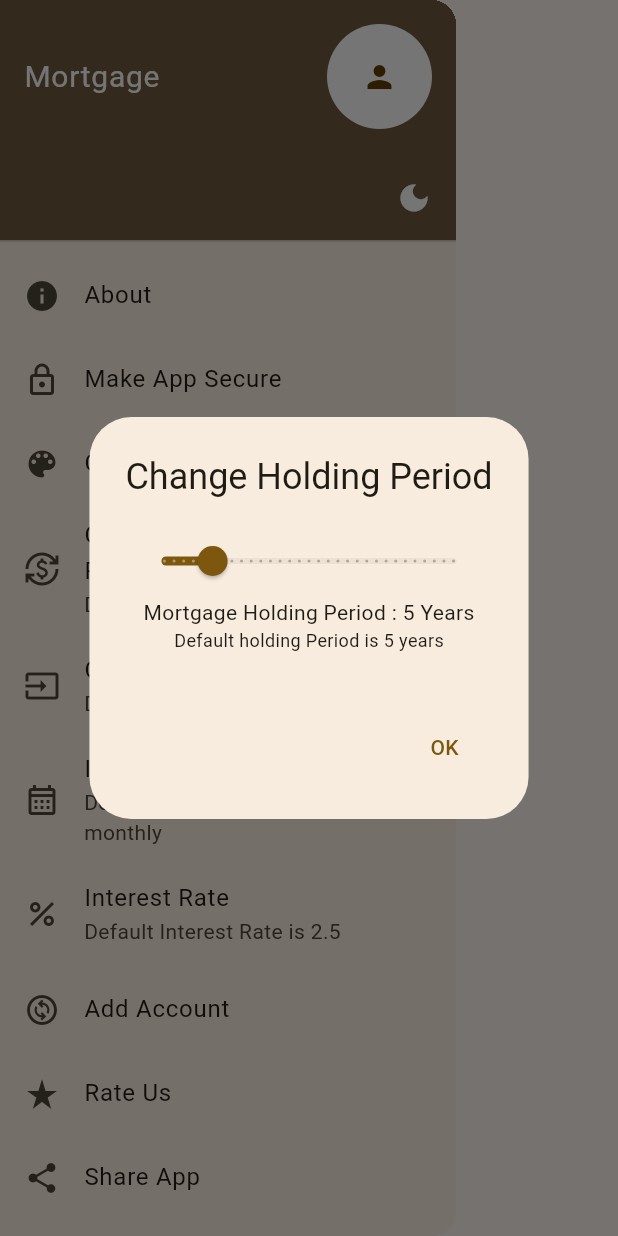
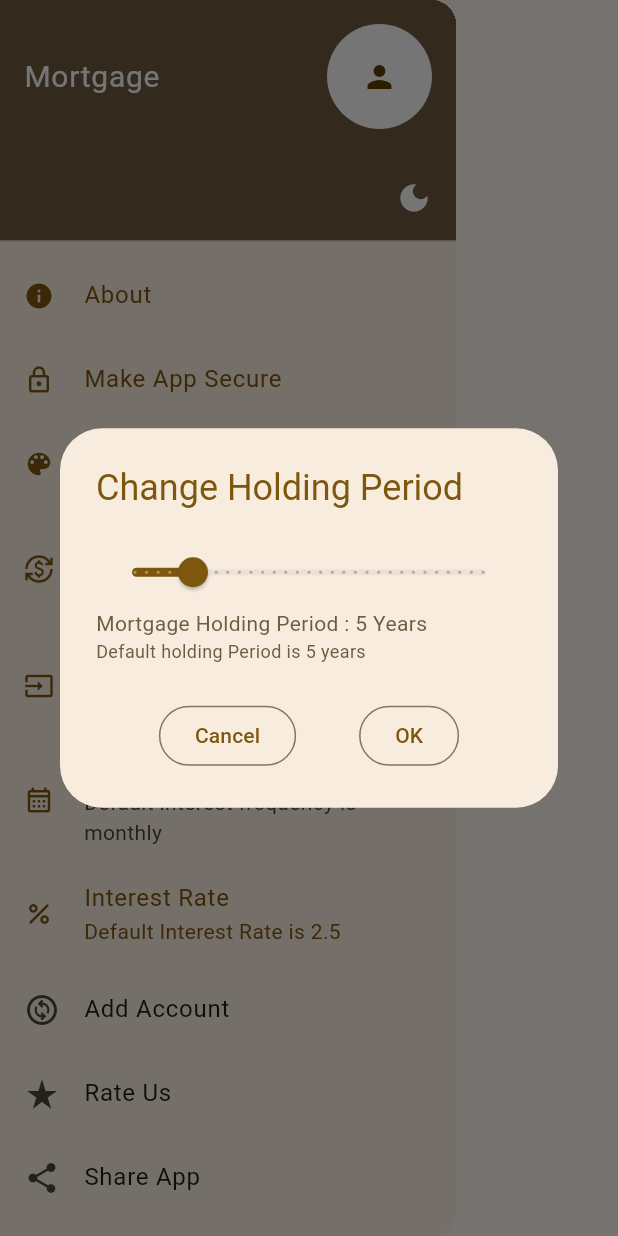
Before and after one commit to kumsumit/loanx, a Flutter app: the MyDrawer widget shown alone on an empty page, opened directly, after a tap on "Change Mortgage Holding Period", on a phone screen of 412 x 824 dp. Run offline on Flutter 3.47's test engine with Material 3 defaults, Android fonts, the phone set to English and light mode, and no system bars; our stand-ins replace auto_size_text, flutter_hooks, flutter_native_splash, flutter_secure_storage, flutter_typeahead, google_sign_in and 7 more; missing offline and left inert: encrypt, flutter_color_picker_plus, googleapis, workmanager; accounts and stored records are empty; generated files the repository leaves out were written again; network calls fail; statements that could not run were skipped.

Commit message:
Moving from Alert Dialog to custom Dialog

```diff
--- a/lib/screens/drawer.dart
+++ b/lib/screens/drawer.dart
@@ -13,6 +13,7 @@ import 'package:mortgage/widget/bullet.dart';
 import 'package:mortgage/widget/loading_overlay.dart';
 import 'package:mortgage/widget/snackbar.dart';
 import 'package:mortgage/widget/styled_dropdown.dart';
+import 'package:mortgage/widget/styled_text.dart';
 import 'package:share_plus/share_plus.dart';
 import 'package:url_launcher/url_launcher.dart';
 import 'package:flutter/services.dart';
@@ -112,21 +113,16 @@ class MyDrawer extends HookWidget {
               ),
             ),
             ListTile(
-              leading: Icon(Icons.info),
-              title: Text('About',
-                  style: TextStyle(
-                    color: Theme.of(context).colorScheme.onSurface,
-                  )),
+              leading: StyledIcon(Icons.info),
+              title: StyledText('About'),
               onTap: () {
                 showDialog(
-                  context: context,
+                  context: context,barrierDismissible: false,
                   builder: (context) {
                     return AlertDialog(
                       backgroundColor:
                           Theme.of(context).colorScheme.surfaceContainer,
-                      title: Text(
-                        'About',
-                      ),
+                      title: StyledText('About'),
                       content: SingleChildScrollView(
                         child:
                             Column(mainAxisSize: MainAxisSize.min, children: [
@@ -167,24 +163,28 @@ class MyDrawer extends HookWidget {
             Consumer(builder: (context, ref, child) {
               final secure = ref.watch(secureProvider);
               return ListTile(
-                  leading: Icon(
+                  leading: StyledIcon(
                       secure ? Icons.lock_open_rounded : Icons.lock_outlined),
-                  title: Text(secure ? 'Make App Unsecure' : 'Make App Secure',
-                      style: TextStyle(
-                        color: Theme.of(context).colorScheme.onSurface,
-                      )),
+                  title: StyledText(
+                      secure ? 'Make App Unsecure' : 'Make App Secure'),
                   onTap: () {
                     showDialog(
-                      context: context,
+                      context: context,barrierDismissible: false,
                       builder: (context) => AlertDialog(
                         backgroundColor:
                             Theme.of(context).colorScheme.surfaceContainer,
-                        title: const Text('Confirmation'),
-                        content: secure
-                            ? Text(
-                                "Are you sure you want to make the app unsecure?")
-                            : Text("Are you sure you want to secure the app?"),
+                        title: StyledText('Confirmation'),
+                        content: StyledSubtitle(secure
+                            ? "Are you sure you want to make the app unsecure?"
+                            : "Are you sure you want to secure the app?"),
+                        actionsAlignment: MainAxisAlignment.spaceEvenly,
                         actions: <Widget>[
+                          OutlinedButton(
+                            child: const Text('Cancel'),
+                            onPressed: () {
+                              Navigator.of(context).pop();
+                            },
+                          ),
                           OutlinedButton(
                             child: const Text('Ok'),
                             onPressed: () async {
@@ -201,32 +201,22 @@ class MyDrawer extends HookWidget {
                               }
                             },
                           ),
-                          OutlinedButton(
-                            child: const Text('Cancel'),
-                            onPressed: () {
-                              Navigator.of(context).pop();
-                            },
-                          ),
                         ],
                       ),
                     );
                   });
             }),
             ListTile(
-                leading: Icon(Icons.color_lens),
-                title: Text('Change App Color',
-                    style: TextStyle(
-                      color: Theme.of(context).colorScheme.onSurface,
-                    )),
+                leading: StyledIcon(Icons.color_lens),
+                title: StyledText('Change App Color'),
                 onTap: () {
                   showDialog(
-                    context: context,
+                    context: context,barrierDismissible: false,
                     builder: (context) => AlertDialog(
                       backgroundColor:
                           Theme.of(context).colorScheme.surfaceContainer,
-                      title: const Text('Pick a color!'),
-                      content: SingleChildScrollView(
-                        child: Column(
+                      title: StyledText('Pick a color!'),
+                      content: Wrap(
                         children: [
                           Consumer(builder: (context, ref, child) {
                             final color = ref.watch(pickerColorProvider);
@@ -251,7 +241,6 @@ class MyDrawer extends HookWidget {
                                 child: Text("Set Logo Color"));
                           })
                         ],
-                        ),
                       ),
                       actionsAlignment: MainAxisAlignment.spaceEvenly,
                       actions: <Widget>[
@@ -279,26 +268,22 @@ class MyDrawer extends HookWidget {
                   );
                 }),
             ListTile(
-              leading: Icon(Icons.currency_exchange),
-              title: Text('Change Mortgage Holding Period',
-                  style: TextStyle(
-                    color: Theme.of(context).colorScheme.onSurface,
-                  )),
+              leading: StyledIcon(Icons.currency_exchange),
+              title: StyledText('Change Mortgage Holding Period'),
               subtitle: Consumer(builder: (context, ref, child) {
                 final holdingPeriod = ref.watch(holdingPeriodProvider);
-                return Text("Default is $holdingPeriod Years");
+                return StyledSubtitle("Default is $holdingPeriod Years");
               }),
               onTap: () {
                 showDialog(
                   context: context,
+                  barrierDismissible: false,
                   builder: (context) {
                     return AlertDialog(
                       backgroundColor:
                           Theme.of(context).colorScheme.surfaceContainer,
-                      title: Text('Change Holding Period'),
-                      content: SizedBox(
-                        height: 100,
-                        child: Column(
+                      title: StyledText('Change Holding Period'),
+                      content:Wrap(
                         children: [
                           Consumer(builder: (context, ref, child) {
                             final holdingPeriod =
@@ -327,20 +312,26 @@ class MyDrawer extends HookWidget {
                           Consumer(builder: (context, ref, child) {
                             final holdingPeriod =
                                 ref.watch(holdingPeriodProvider);
-                              return Text(
+                            return StyledSubtitle(
                               "Mortgage Holding Period : $holdingPeriod Years",
                             );
                           }),
-                            Text(
+                          StyledSubtitle(
                             "Default holding Period is 5 years",
-                              style: TextStyle(fontSize: 12),
+                            fontSize: 12,
                           )
                         ],
                       ),
+                      actionsAlignment: MainAxisAlignment.spaceEvenly,
+                      actions: [
+                        OutlinedButton(
+                          onPressed: () async {
+                            Navigator.pop(context);
+                          },
+                          child: Text('Cancel'),
                         ),
-                      actions: [
                         Consumer(builder: (context, ref, child) {
-                          return TextButton(
+                          return OutlinedButton(
                             onPressed: () async {
                               await FastDB.flush();
                               if (context.mounted) {
@@ -364,21 +355,21 @@ class MyDrawer extends HookWidget {
               },
             ),
             ListTile(
-              leading: Icon(Icons.input),
-              title: Text('Change Interest Type'),
+              leading: StyledIcon(Icons.input),
+              title: StyledText('Change Interest Type'),
               subtitle: Consumer(builder: (context, ref, child) {
                 final interestType = ref.watch(interestTypeStatusProvider);
-                return Text(
+                return StyledSubtitle(
                     "Default is ${interestType.name.toSentenceCase()} Interest");
               }),
               onTap: () async {
                 showDialog(
-                    context: context,
+                    context: context,barrierDismissible: false,
                     builder: (context) {
                       return AlertDialog(
                         backgroundColor:
                             Theme.of(context).colorScheme.surfaceContainer,
-                        title: Text('Select Interest Type'),
+                        title: StyledText('Select Interest Type'),
                         content: SizedBox(
                           height: 100,
                           width: double.maxFinite * 0.8,
@@ -442,8 +433,8 @@ class MyDrawer extends HookWidget {
               final interestFrequency =
                   ref.watch(interestFrequencyStatusProvider);
               return ListTile(
-                leading: Icon(Icons.calendar_month_outlined),
-                title: Text('Interest Frequency'),
+                leading: StyledIcon(Icons.calendar_month_outlined),
+                title: StyledText('Interest Frequency'),
                 subtitle: Text(
                     'Default interest frequency is ${interestFrequency.name}'),
                 onTap: () {
@@ -536,14 +527,15 @@ class MyDrawer extends HookWidget {
             Consumer(builder: (context, ref, child) {
               final interestRate = ref.watch(interestRateProvider);
               return ListTile(
-                  leading: Icon(Icons.percent),
-                  title: Text('Interest Rate'),
-                  subtitle: Text("Default Interest Rate is $interestRate"),
+                  leading: StyledIcon(Icons.percent),
+                  title: StyledText('Interest Rate'),
+                  subtitle:
+                      StyledText("Default Interest Rate is $interestRate"),
                   onTap: () {
                     showDialog(
                       context: context,
                       builder: (context) => AlertDialog(
-                        title: Text('Change Interest Rate'),
+                        title: StyledText('Change Interest Rate'),
                         content: SizedBox(
                           height: 100,
                           child: Consumer(builder: (context, ref, child) {
--- a/lib/screens/mortgage_input.dart
+++ b/lib/screens/mortgage_input.dart
@@ -11,7 +11,7 @@ import 'package:mortgage/provider/provider.dart';
 import 'package:mortgage/widget/snackbar.dart';
 // import 'package:mortgage/widget/notched_dropdown.dart';
 import 'package:mortgage/widget/styled_dropdown.dart';
-import 'package:mortgage/widget/styled_text_widget.dart';
+import 'package:mortgage/widget/styled_textfield.dart';
 
 // import '../algo/damerau_lavenstien.dart';
 
--- a/lib/widget/bullet.dart
+++ b/lib/widget/bullet.dart
@@ -24,7 +24,7 @@ class BulletPoint extends StatelessWidget {
             child: Text(
               text,
               style: TextStyle(
-
+                  color: Theme.of(context).colorScheme.secondary,
                   fontStyle: italic ? FontStyle.italic : FontStyle.normal),
             ),
           ),
--- /dev/null
+++ b/lib/widget/styled_text.dart
@@ -0,0 +1,50 @@
+
+import 'package:flutter/material.dart';
+
+class StyledText extends StatelessWidget {
+  const StyledText(this.text,{super.key, this.maxLines = 1});
+  final String text;
+  final int maxLines;
+
+  @override
+  Widget build(BuildContext context) {
+    return Text(text,
+        style: TextStyle(
+          color: Theme.of(context).colorScheme.primary,
+        )
+        // style: TextStyle(
+        //             color: Theme.of(context).colorScheme.onSurface,
+        //           )
+        );
+  }
+}
+
+
+class StyledSubtitle extends StatelessWidget {
+  const StyledSubtitle(this.text,{super.key, this.fontSize,  this.maxLines = 1});
+  final String text;
+  final double? fontSize;
+  final int maxLines;
+
+  @override
+  Widget build(BuildContext context) {
+    return Text(text,
+        style: TextStyle(
+          color: Theme.of(context).colorScheme.secondary,
+          fontSize: fontSize,
+        )
+        );
+  }
+}
+
+
+class StyledIcon extends StatelessWidget {
+  const StyledIcon(this.icon,{super.key,  this.size = 20});
+  final IconData icon;
+  final double size;
+
+  @override
+  Widget build(BuildContext context) {
+    return Icon(icon, size: size, color: Theme.of(context).colorScheme.primary);
+  }
+}
--- a/lib/widget/styled_text_widget.dart
+++ b/lib/widget/styled_textfield.dart
@@ -9,8 +9,7 @@ class StyledTextField extends StatelessWidget {
       this.keyboardType = TextInputType.text,
       required this.onTap,
       this.failedValidationMessage,
-      this.maxLines = 1
-      });
+      this.maxLines = 1});
   final TextEditingController textEditingController;
   final String hintText;
   final String labelText;
@@ -32,7 +31,7 @@ class StyledTextField extends StatelessWidget {
                 return null;
               }
             : null,
-            maxLines: maxLines,
+        maxLines: maxLines,
         controller: textEditingController,
         decoration: InputDecoration(
           hintText: hintText,
```
Also changed, not shown: lib/model/loan.dart (+9 -9 lines), lib/screens/mortgage_details.dart (+8 -1 lines), lib/screens/mortgage_list_view.dart (+0 -25 lines), lib/widget/search_bar.dart (+37 -10 lines). Lines whose indentation alone changed are shown as unchanged.
